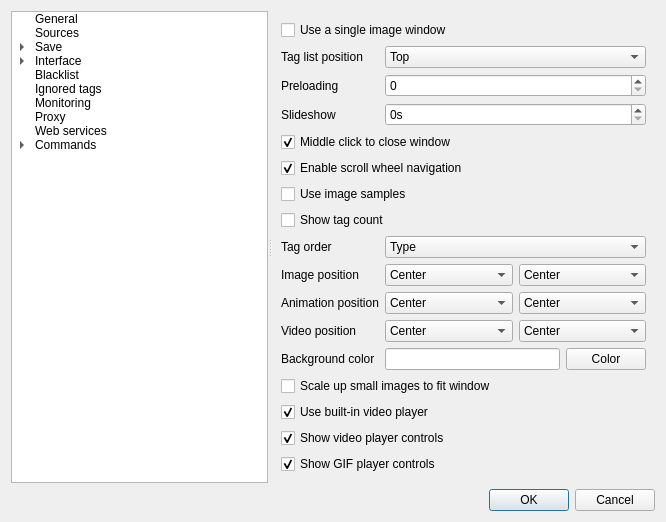
This is src/gui/src/settings/options-window.ui in Bionus/imgbrd-grabber as Qt 5 draws it before an edit. The edited form follows.
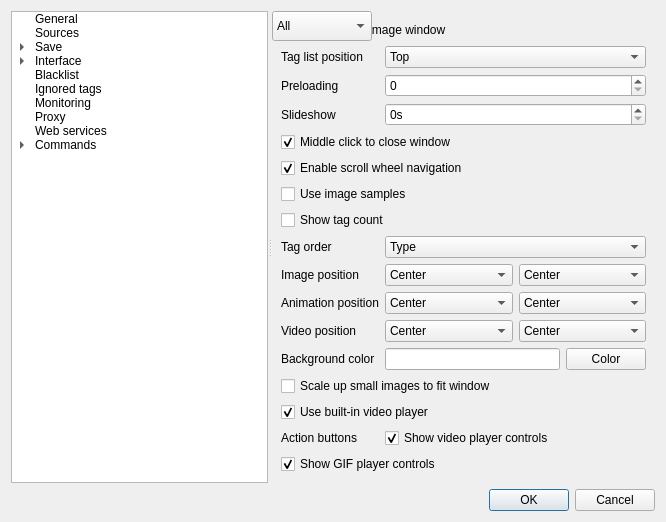
This is the edited form. The open tabs and pages were chosen to show the change. Icons and pictures are not drawn.

Commit message: Added setting to control viewer button visibility. One bug. Could use re-flow.

```diff
--- a/src/gui/src/settings/options-window.ui
+++ b/src/gui/src/settings/options-window.ui
@@ -1959,6 +1959,37 @@
           </property>
          </widget>
         </item>
+        <item row="15" column="0">
+         <widget class="QLabel" name="labelActionButtons">
+          <property name="text">
+           <string>Action buttons</string>
+          </property>
+         </widget>
+        </item>
+        <item row="15" column="1">
+         <widget class="QComboBox" name="comboActionButtons">
+          <item>
+           <property name="text">
+            <string>All</string>
+           </property>
+          </item>
+          <item>
+           <property name="text">
+            <string>Favorites</string>
+           </property>
+          </item>
+          <item>
+           <property name="text">
+            <string>Non-favorites</string>
+           </property>
+          </item>
+          <item>
+           <property name="text">
+            <string>None</string>
+           </property>
+          </item>
+         </widget>
+        </item>
        </layout>
       </widget>
       <widget class="QWidget" name="pageInterfaceColoring">
```
The commit also changes 3 other files.
